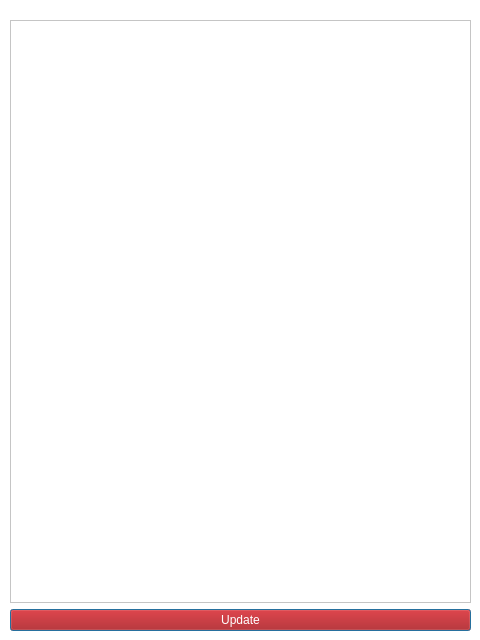
Above: buttonsWidgetsUi/lookWidgetsUi/allsyrupswidget.ui from Omazz/CoffeeMachineServer before the change. Below: the same form after it.
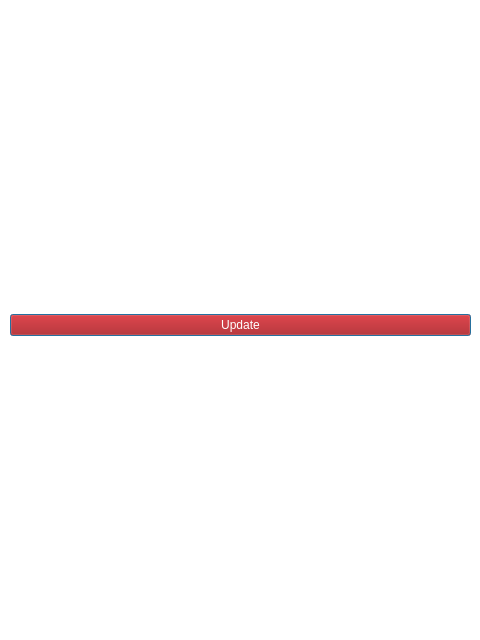
That is the form after the change.

Commit message: final create look buttons(update)

The edit to the form file:
```diff
--- a/buttonsWidgetsUi/lookWidgetsUi/allsyrupswidget.ui
+++ b/buttonsWidgetsUi/lookWidgetsUi/allsyrupswidget.ui
@@ -16,7 +16,7 @@
   <property name="styleSheet">
    <string notr="true">background-color:white;</string>
   </property>
-  <widget class="QWidget" name="">
+  <widget class="QWidget" name="layoutWidget">
    <property name="geometry">
     <rect>
      <x>10</x>
@@ -26,9 +26,6 @@
     </rect>
    </property>
    <layout class="QVBoxLayout" name="verticalLayout">
-    <item>
-     <widget class="QTableView" name="tableView"/>
-    </item>
     <item>
      <widget class="QPushButton" name="updateButton">
       <property name="styleSheet">
```
The commit also changes 7 other files.
